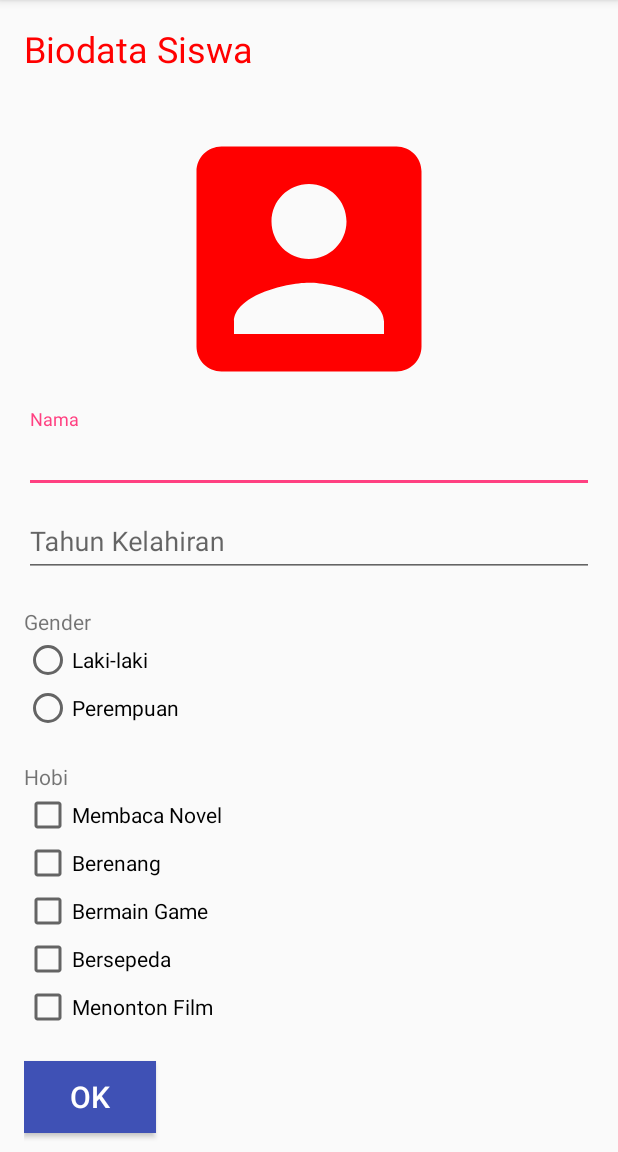
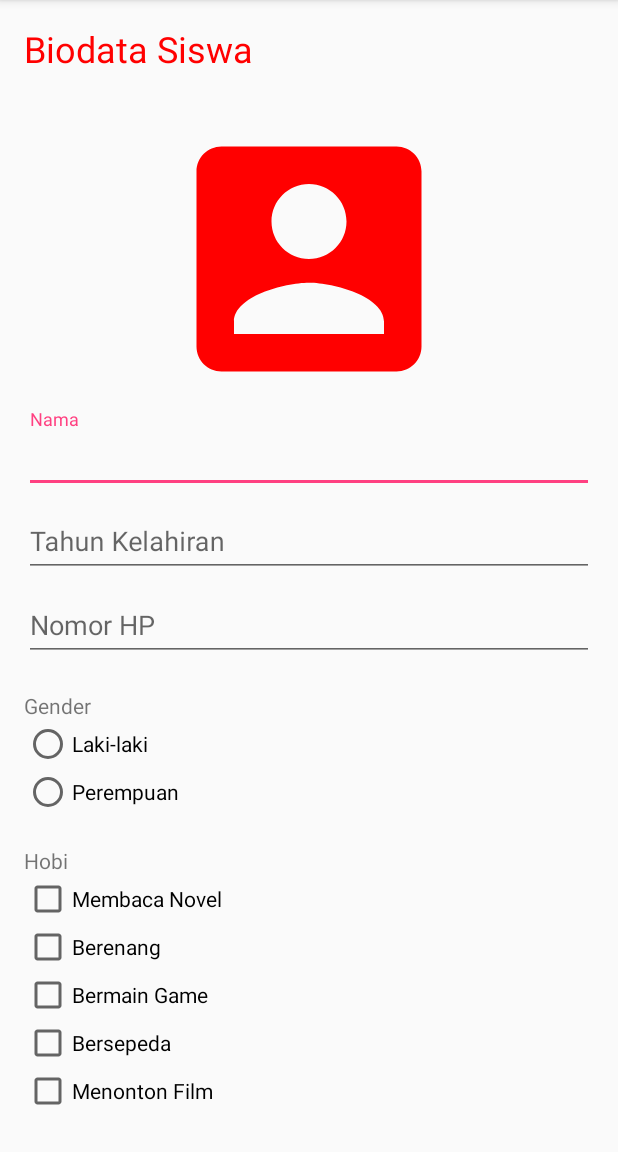
Before and after one commit to zhorif/FormDataDiriSiswa, an Android app: the screen it shows after launch (MainActivity), on a phone screen of 412 x 824 dp, the part 84-1236 px from its top. Run offline under Robolectric (Android 15) with nearby library versions, the phone set to English and light mode, and no system bars.

Commit message:
Pada tahapan ini sudah ada inputan untuk nama, tahun kelahiran, dan gender. Ada pengecekan jika data belum lengkap. Ada penambahan untuk hobi menggunakan checkbox. Penambahan input daerah asal(kota,provinsi) dan nomor hp.

```diff
--- a/app/src/main/java/id/sch/smktelkom_mlg/tugas01/xiirpl1028/formdatadirisiswa/MainActivity.java
+++ b/app/src/main/java/id/sch/smktelkom_mlg/tugas01/xiirpl1028/formdatadirisiswa/MainActivity.java
@@ -3,25 +3,35 @@ package id.sch.smktelkom_mlg.tugas01.xiirpl1028.formdatadirisiswa;
 import android.os.Bundle;
 import android.support.v7.app.AppCompatActivity;
 import android.view.View;
+import android.widget.AdapterView;
+import android.widget.ArrayAdapter;
 import android.widget.Button;
 import android.widget.CheckBox;
 import android.widget.CompoundButton;
 import android.widget.EditText;
 import android.widget.RadioButton;
 import android.widget.RadioGroup;
+import android.widget.Spinner;
 import android.widget.TextView;
+
+import java.util.ArrayList;
+import java.util.Arrays;
 
 
 public class MainActivity extends AppCompatActivity implements CompoundButton.OnCheckedChangeListener {
 
-    EditText etNama;
-    EditText etTahun;
+    EditText etNama, etTahun, etNoHP;
     Button bOK;
     TextView tvHasil, tvHobi;
     String hasil = "";
     RadioGroup rgGender;
     CheckBox cbMN, cbBS, cbBR, cbBG, cbMF;
     int nHobi;
+    Spinner spProvinsi, spKota;
+    String[][] arKota = {{"Jakarta Barat", "Jakata Pusat", "Jakarta Selatan", "Jakarta Timur", "Jakarta Utara"},
+            {"Bandung", "Cirebon", "Bekasi"}, {"Semarang", "Magelang", "Surakarta"}, {"Surabaya", "Malang", "Blitar"}, {"Denpasar"}};
+    ArrayList<String> listKota = new ArrayList();
+    ArrayAdapter<String> adapter;
 
     @Override
     protected void onCreate(Bundle savedInstanceState) {
@@ -30,6 +40,7 @@ public class MainActivity extends AppCompatActivity implements CompoundButton.On
 
         etNama = (EditText) findViewById(R.id.editTextNama);
         etTahun = (EditText) findViewById(R.id.editTextTahun);
+        etNoHP = (EditText) findViewById(R.id.editTextNoHP);
         bOK = (Button) findViewById(R.id.buttonOK);
         rgGender = (RadioGroup) findViewById(R.id.RadioGroupGender);
         tvHasil = (TextView) findViewById(R.id.textViewHasil);
@@ -39,6 +50,8 @@ public class MainActivity extends AppCompatActivity implements CompoundButton.On
         cbBG = (CheckBox) findViewById(R.id.checkBoxBG);
         cbMF = (CheckBox) findViewById(R.id.checkBoxMF);
         tvHobi = (TextView) findViewById(R.id.textViewHobi);
+        spProvinsi = (Spinner) findViewById(R.id.spinnerProvinsi);
+        spKota = (Spinner) findViewById(R.id.spinnerKota);
 
         cbMN.setOnCheckedChangeListener(this);
         cbBS.setOnCheckedChangeListener(this);
@@ -46,14 +59,35 @@ public class MainActivity extends AppCompatActivity implements CompoundButton.On
         cbBG.setOnCheckedChangeListener(this);
         cbMF.setOnCheckedChangeListener(this);
 
+        adapter = new ArrayAdapter<>(this, android.R.layout.simple_spinner_item, listKota);
+        adapter.setDropDownViewResource(android.R.layout.simple_spinner_dropdown_item);
+        spKota.setAdapter(adapter);
+
+        spProvinsi.setOnItemSelectedListener(new AdapterView.OnItemSelectedListener() {
+            @Override
+            public void onItemSelected(AdapterView<?> adapterView, View view, int pos, long id) {
+                listKota.clear();
+                listKota.addAll(Arrays.asList(arKota[pos]));
+                //adapter.setProvinsi((String)spProvinsi.getItemAtPosition(pos));
+                adapter.notifyDataSetChanged();
+                spKota.setSelection(0);
+
+            }
+
+            @Override
+            public void onNothingSelected(AdapterView<?> adapterView) {
+
+            }
+        });
+
         bOK.setOnClickListener(new View.OnClickListener() {
             @Override
             public void onClick(View view) {
 
-                NameYear();
+                NameYearHP();
                 Gender();
                 Hobi();
-
+                Asal();
                 write();
 
             }
@@ -61,8 +95,12 @@ public class MainActivity extends AppCompatActivity implements CompoundButton.On
 
     }
 
+    private void Asal() {
+        hasil += "Asal      : " + spKota.getSelectedItem().toString() + ", " + spProvinsi.getSelectedItem().toString();
+    }
+
     private void Hobi() {
-        String hobi = "Hobi       :\n";
+        String hobi = "Hobi      :\n";
         int startlen = hobi.length();
         if (cbMN.isChecked()) hobi += "                " + cbMN.getText() + "\n";
         if (cbBS.isChecked()) hobi += "                " + cbBS.getText() + "\n";
@@ -96,14 +134,15 @@ public class MainActivity extends AppCompatActivity implements CompoundButton.On
         hasil += "\n";
     }
 
-    private void NameYear() {
+    private void NameYearHP() {
         if (isValid()) {
             String nama = etNama.getText().toString();
+            String hp = etNoHP.getText().toString();
             int tahun = Integer.parseInt(etTahun.getText().toString());
             int usia = 2016 - tahun;
-            hasil += "Nama    : " + nama + "\nUmur     :  " + usia + " tahun";
+            hasil += "Nama    : " + nama + "\nUmur     :  " + usia + " tahun\nNo HP   : " + hp;
         } else if (!isValid()) {
-            hasil += "Nama atau Tahun Kelahiran belum benar";
+            hasil += "Nama atau Tahun Kelahiran atau Nomor HP belum benar";
         }
         hasil += "\n";
     }
@@ -113,9 +152,10 @@ public class MainActivity extends AppCompatActivity implements CompoundButton.On
 
         String nama = etNama.getText().toString();
         String tahun = etTahun.getText().toString();
+        String hp = etNoHP.getText().toString();
 
         if (nama.isEmpty()) {
-            etNama.setError("Nama Belum diisi");
+            etNama.setError("Nama belum diisi");
             valid = false;
         } else if (nama.length() < 3) {
             etNama.setError("Nama minimal 3 karakter");
@@ -125,13 +165,23 @@ public class MainActivity extends AppCompatActivity implements CompoundButton.On
         }
 
         if (tahun.isEmpty()) {
-            etTahun.setError("Tahun Kelahiran belum diisi");
+            etTahun.setError("Tahun kelahiran belum diisi");
             valid = false;
         } else if (tahun.length() != 4) {
-            etTahun.setError("Format Tahun Kelahiran bukan yyyy");
+            etTahun.setError("Format tahun kelahiran bukan yyyy");
             valid = false;
         } else {
             etTahun.setError(null);
+        }
+
+        if (hp.isEmpty()) {
+            etNoHP.setError("Nomor HP belum diisi");
+            valid = false;
+        } else if (hp.length() != 12) {
+            etNoHP.setError("Nomor HP harus 12 digit");
+            valid = false;
+        } else {
+            etNoHP.setError(null);
         }
 
         return valid;
--- a/app/src/main/res/layout/activity_main.xml
+++ b/app/src/main/res/layout/activity_main.xml
@@ -51,7 +51,21 @@
                 android:id="@+id/editTextTahun"
                 android:layout_width="match_parent"
                 android:layout_height="wrap_content"
-                android:hint="Tahun Kelahiran" />
+                android:hint="Tahun Kelahiran"
+                android:inputType="numberSigned" />
+
+        </android.support.design.widget.TextInputLayout>
+
+        <android.support.design.widget.TextInputLayout
+            android:layout_width="match_parent"
+            android:layout_height="wrap_content">
+
+            <EditText
+                android:id="@+id/editTextNoHP"
+                android:layout_width="match_parent"
+                android:layout_height="wrap_content"
+                android:hint="Nomor HP"
+                android:inputType="numberSigned" />
 
         </android.support.design.widget.TextInputLayout>
 
@@ -141,6 +155,24 @@
             android:text="Menonton Film" />
 
 
+        <TextView
+            android:id="@+id/textView3"
+            android:layout_width="wrap_content"
+            android:layout_height="wrap_content"
+            android:layout_marginTop="20dp"
+            android:text="Daerah Asal" />
+
+        <Spinner
+            android:id="@+id/spinnerProvinsi"
+            android:layout_width="match_parent"
+            android:layout_height="wrap_content"
+            android:entries="@array/provinsi" />
+
+        <Spinner
+            android:id="@+id/spinnerKota"
+            android:layout_width="match_parent"
+            android:layout_height="wrap_content" />
+
         <Button
             android:id="@+id/buttonOK"
             style="@style/Base.TextAppearance.AppCompat.Title"
--- /dev/null
+++ b/app/src/main/res/values/arrays.xml
@@ -0,0 +1,10 @@
+<?xml version="1.0" encoding="utf-8"?>
+<resources>
+    <string-array name="provinsi">
+        <item>DKI Jakarta</item>
+        <item>Jawa Barat</item>
+        <item>Jawa Tengah</item>
+        <item>Jawa Timur</item>
+        <item>Bali</item>
+    </string-array>
+</resources>
```
